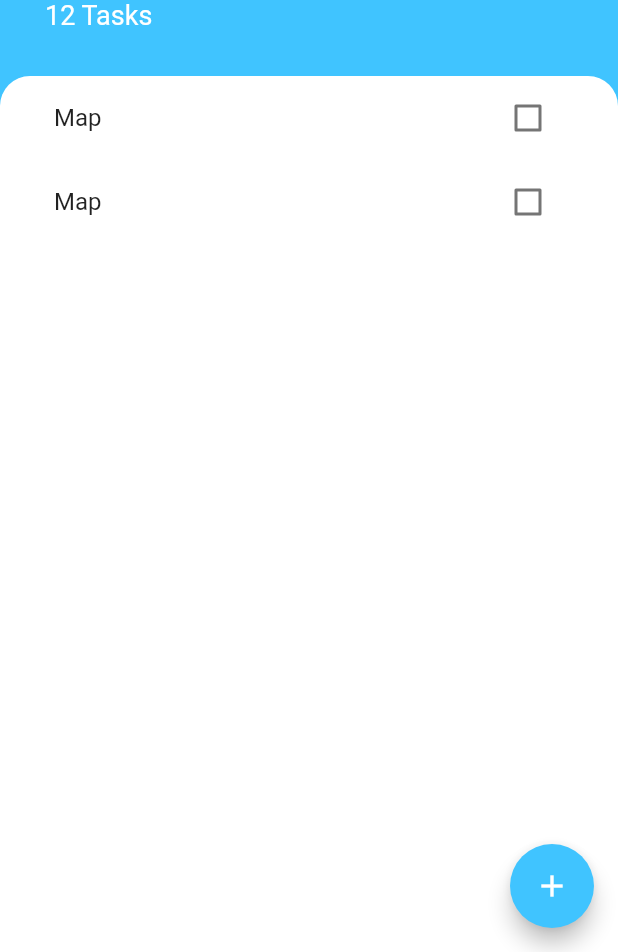
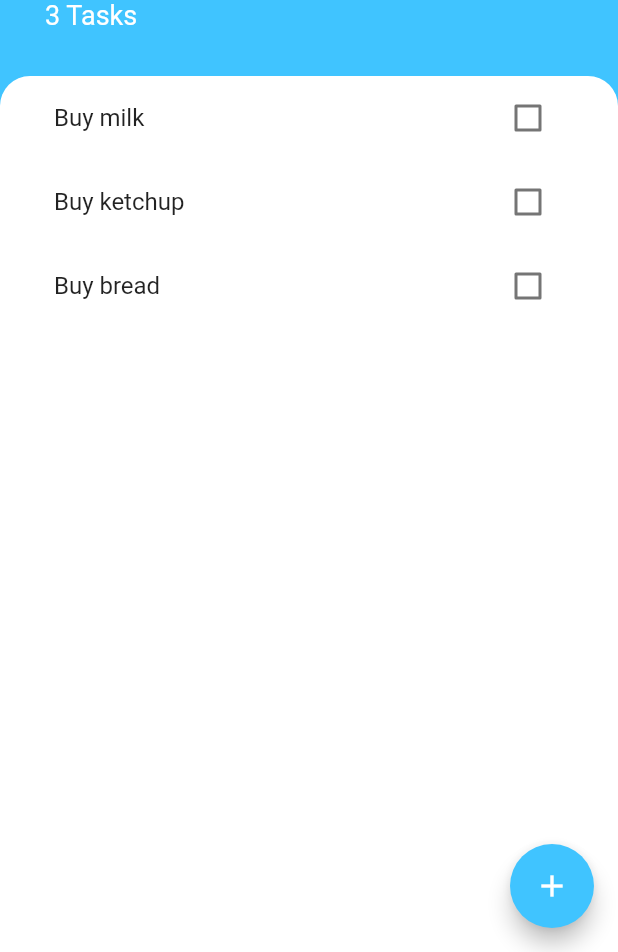
Before and after one commit to Karthik1804/todo-app, a Flutter app: the screen it shows after launch, on a phone screen of 412 x 824 dp, the part 284-1236 px from its top. Run offline on Flutter 3.47's test engine with Material 2 defaults, Android fonts, the phone set to English and light mode, and no system bars.

Commit message:
Implemented adding tasks and checking off items

```diff
--- /dev/null
+++ b/lib/models/task.dart
@@ -0,0 +1,10 @@
+class Task {
+  final String name;
+  bool isDone;
+
+  Task({this.name, this.isDone = false});
+
+  void toggleDone() {
+    isDone = !isDone;
+  }
+}
--- a/lib/screens/tasks_screen.dart
+++ b/lib/screens/tasks_screen.dart
@@ -1,14 +1,48 @@
 import 'package:flutter/material.dart';
 import 'package:todoey/widgets/tasks_list.dart';
+import 'package:todoey/screens/add_task_screen.dart';
+import 'package:todoey/models/task.dart';
 
-class TasksScreen extends StatelessWidget {
+class TasksScreen extends StatefulWidget {
+  @override
+  _TasksScreenState createState() => _TasksScreenState();
+}
+
+class _TasksScreenState extends State<TasksScreen> {
   bool checked = false;
+
+  List<Task> tasks = [
+    Task(name: 'Buy milk'),
+    Task(name: 'Buy ketchup'),
+    Task(name: 'Buy bread'),
+  ];
+
   @override
   Widget build(BuildContext context) {
     return Scaffold(
         floatingActionButton: FloatingActionButton(
           backgroundColor: Colors.lightBlueAccent,
           child: Icon(Icons.add),
+          onPressed: () {
+            showModalBottomSheet(
+              context: context,
+              isScrollControlled: true,
+              builder: (context) => SingleChildScrollView(
+                child: Container(
+                  padding: EdgeInsets.only(
+                      bottom: MediaQuery.of(context).viewInsets.bottom),
+                  child: AddTaskScreen((newTaskTitle) {
+                    setState(() {
+                      tasks.add(
+                        Task(name: newTaskTitle),
+                      );
+                      Navigator.pop(context);
+                    });
+                  }),
+                ),
+              ),
+            );
+          },
         ),
         backgroundColor: Colors.lightBlueAccent,
         body: Column(
@@ -38,7 +72,7 @@ class TasksScreen extends StatelessWidget {
                         color: Colors.white),
                   ),
                   Text(
-                    '12 Tasks',
+                   '${tasks.length.toString()} Tasks ',
                     style: TextStyle(fontSize: 18, color: Colors.white),
                   ),
                 ],
@@ -55,7 +89,7 @@ class TasksScreen extends StatelessWidget {
                     topRight: Radius.circular(20),
                   ),
                 ),
-                child: TasksList(),
+                child: TasksList(tasks),
               ),
             )
           ],
--- a/lib/widgets/task_tile.dart
+++ b/lib/widgets/task_tile.dart
@@ -1,14 +1,24 @@
 import 'package:flutter/material.dart';
 
 class TaskTile extends StatelessWidget {
+  final String title;
+  final bool isChecked;
+  final Function checkboxCallback;
+  TaskTile({this.title, this.isChecked, this.checkboxCallback});
+
   @override
   Widget build(BuildContext context) {
     return ListTile(
+      title: Text(
+        title,
+        style: TextStyle(
+            decoration: isChecked ? TextDecoration.lineThrough : null),
+      ),
       trailing: Checkbox(
-        value: false,
-        onChanged: (bool newValue) {},
+        activeColor: Colors.lightBlueAccent,
+        value: isChecked,
+        onChanged: checkboxCallback,
       ),
-      title: Text('Map'),
     );
   }
 }
--- a/lib/widgets/tasks_list.dart
+++ b/lib/widgets/tasks_list.dart
@@ -1,14 +1,29 @@
 import 'package:flutter/material.dart';
 import 'package:todoey/widgets/task_tile.dart';
+import 'package:todoey/models/task.dart';
 
-class TasksList extends StatelessWidget {
+class TasksList extends StatefulWidget {
+  final List<Task> tasks;
+  TasksList(this.tasks);
+  @override
+  _TasksListState createState() => _TasksListState();
+}
+
+class _TasksListState extends State<TasksList> {
   @override
   Widget build(BuildContext context) {
-    return ListView(
-      children: <Widget>[
-        TaskTile(),
-        TaskTile(),
-      ],
+    return ListView.builder(
+      itemBuilder: (context, index) {
+        return TaskTile(
+            title: widget.tasks[index].name,
+            isChecked: widget.tasks[index].isDone,
+            checkboxCallback: (checkboxState) {
+              setState(() {
+                widget.tasks[index].toggleDone();
+              });
+            });
+      },
+      itemCount: widget.tasks.length,
     );
   }
 }
```
Also changed, not shown: lib/screens/add_task_screen.dart (added, +64 -0 lines).
